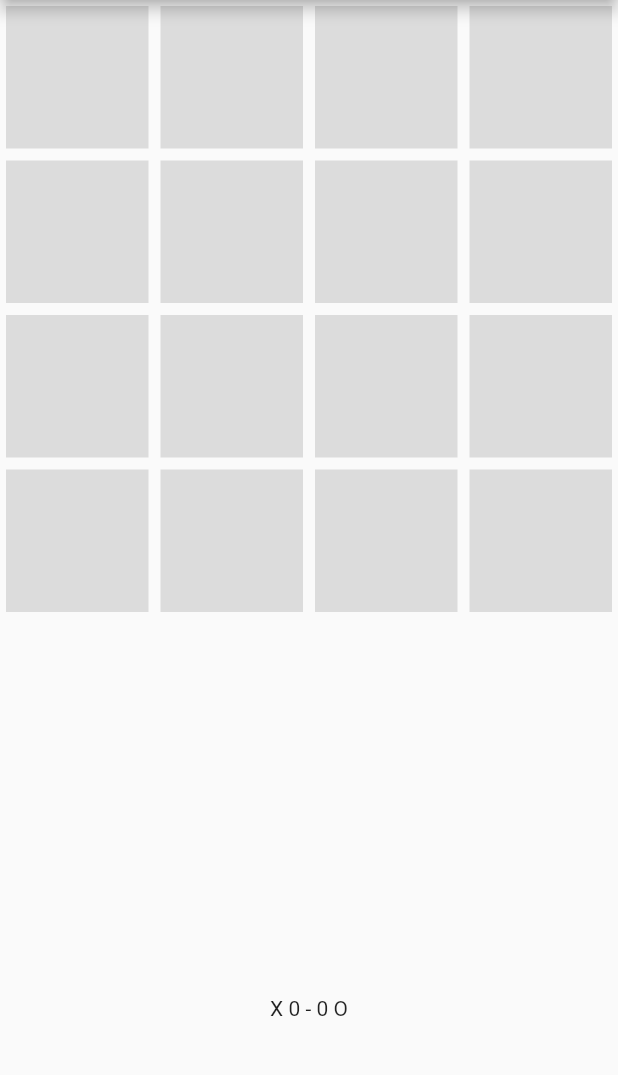
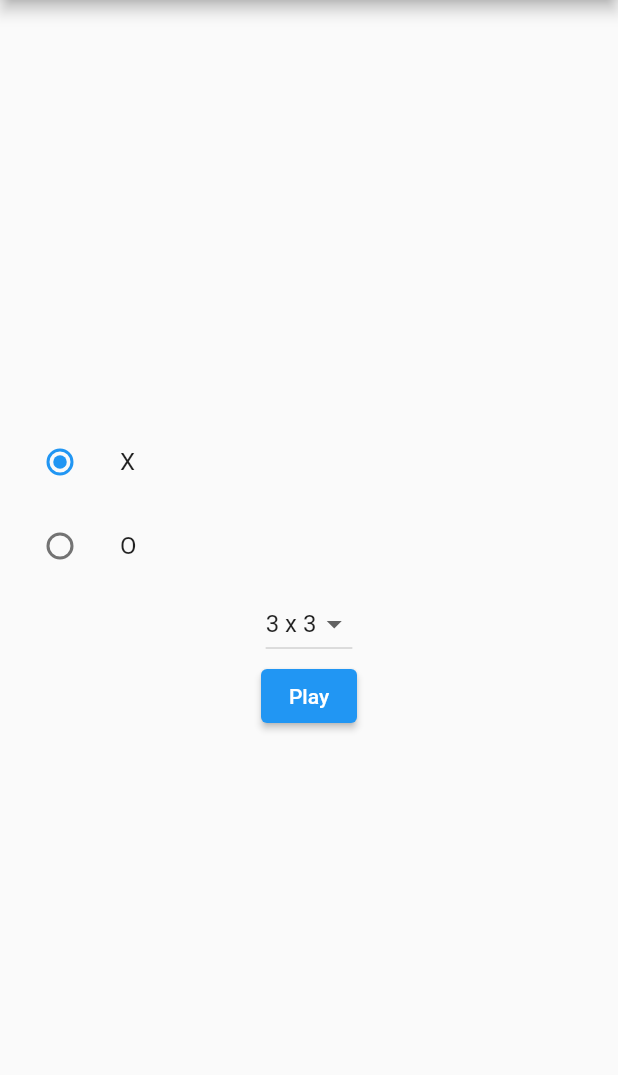
Before and after one commit to LA209224/tictactoe, a Flutter app: the screen it shows after launch, on a phone screen of 412 x 824 dp, the part 84-1159 px from its top. Run offline on Flutter 3.47's test engine with Material 2 defaults, Android fonts, the phone set to English and light mode, and no system bars.

Commit message:
game parameters

```diff
--- a/lib/main.dart
+++ b/lib/main.dart
@@ -1,5 +1,5 @@
 import 'package:flutter/material.dart';
-import 'package:tictactoe/screens/BoardScreen.dart';
+import 'package:tictactoe/screens/HomeScreen.dart';
 
 void main() {
   runApp(const MainApp());
@@ -16,7 +16,9 @@ class MainApp extends StatelessWidget {
       theme: ThemeData(
         primarySwatch: Colors.blue,
       ),
-      home: const BoardScreen(),
+      home: const HomeScreen(
+        title: 'Tic Tac Toe',
+      ),
     );
   }
 }
--- a/lib/model/Player.dart
+++ b/lib/model/Player.dart
@@ -17,6 +17,7 @@ class Player {
   }
 
   int getScoore() {
+    print(scoore.toString());
     return scoore;
   }
 
--- a/lib/screens/BoardScreen.dart
+++ b/lib/screens/BoardScreen.dart
@@ -4,7 +4,11 @@ import "package:tictactoe/model/EPawn.dart";
 import "package:tictactoe/model/Player.dart";
 
 class BoardScreen extends StatefulWidget {
-  const BoardScreen({Key? key}) : super(key: key);
+  final int nbCase;
+  final Pawn pawn;
+
+  const BoardScreen({Key? key, required this.nbCase, required this.pawn})
+      : super(key: key);
 
   @override
   State<StatefulWidget> createState() => _BoardScreenState();
@@ -20,9 +24,12 @@ class _BoardScreenState extends State<BoardScreen> {
   @override
   void initState() {
     super.initState();
-    board = Board(nbCase: nbCase);
-    player = Player(pawn: Pawn.X);
-    computer = Player(pawn: Pawn.O);
+    board = Board(nbCase: widget.nbCase);
+    player = Player(pawn: widget.pawn);
+    computer = Player(pawn: widget.pawn == Pawn.O ? Pawn.X : Pawn.O);
+    if (widget.pawn == Pawn.O) {
+      board.generateRandomPosition(computer.getPawn());
+    }
   }
 
   void play(int index) {
@@ -51,9 +58,10 @@ class _BoardScreenState extends State<BoardScreen> {
               flex: 3,
               child: GridView.count(
                   //Max de case par ligne
-                  crossAxisCount: nbCase,
+                  crossAxisCount: widget.nbCase,
                   //Génére le nombre de Case dans la GridView, index = position de la case
-                  children: List.generate(nbCase * nbCase, (index) {
+                  children:
+                      List.generate(widget.nbCase * widget.nbCase, (index) {
                     //Détecte si le container à été touché
                     return GestureDetector(
                         onTap: () {
@@ -63,7 +71,7 @@ class _BoardScreenState extends State<BoardScreen> {
                         },
                         //Container qui contient la valeur de la case.
                         child: Container(
-                          color: Colors.black12,
+                          color: isEndGame && board.isWinner(player) ? Colors.green : isEndGame && board.isWinner(computer) ? Colors.red : Colors.black12,
                           margin: const EdgeInsets.all(4),
                           child: Center(
                             child: Text(
--- /dev/null
+++ b/lib/screens/HomeScreen.dart
@@ -0,0 +1,90 @@
+import 'package:flutter/material.dart';
+import 'package:tictactoe/model/EPawn.dart';
+import 'package:tictactoe/screens/BoardScreen.dart';
+
+class HomeScreen extends StatefulWidget {
+  const HomeScreen({super.key, required this.title});
+
+  final String title;
+
+  @override
+  State<HomeScreen> createState() => _HomeScreenState();
+}
+
+List<int> gridOptions = [3, 4, 5];
+
+class _HomeScreenState extends State<HomeScreen> {
+  late Pawn choicePawn = Pawn.X;
+  int nbCaseOption = 3; // valeur par défaut
+  @override
+  Widget build(BuildContext context) {
+    return Scaffold(
+      appBar: AppBar(
+        title: Text(widget.title),
+      ),
+      body: Center(
+        child: Column(
+          mainAxisAlignment: MainAxisAlignment.center,
+          children: <Widget>[
+            // Radio Bouton via l'énum de X ou O
+            ListTile(
+              title: const Text("X"),
+              leading: Radio<Pawn>(
+                value: Pawn.X,
+                groupValue: choicePawn,
+                onChanged: (Pawn? value) {
+                  setState(() {
+                    choicePawn = value!;
+                  });
+                },
+              ),
+            ),
+            ListTile(
+              title: const Text("O"),
+              leading: Radio<Pawn>(
+                value: Pawn.O,
+                groupValue: choicePawn,
+                onChanged: (Pawn? value) {
+                  setState(() {
+                    choicePawn = value!;
+                  });
+                },
+              ),
+            ),
+            //Choix du nombre de case
+            DropdownButton(
+              value: nbCaseOption,
+              items: gridOptions.map((int option) {
+                String label = '$option x $option';
+                return DropdownMenuItem(
+                  value: option,
+                  child: Text(label),
+                );
+              }).toList(),
+              onChanged: (int? newValue) {
+                setState(() {
+                  nbCaseOption = newValue!;
+                });
+              },
+            ),
+
+            //Bouton pour lancer
+            ElevatedButton(
+              onPressed: () {
+                if (nbCaseOption > 0) {
+                  Navigator.push(
+                      context,
+                      //Envoie du nombre de case + le pawn (enum)
+                      MaterialPageRoute(
+                          builder: (context) => BoardScreen(
+                              nbCase: nbCaseOption, pawn: choicePawn)));
+                }
+              },
+              child: const Text('Play'),
+            ),
+          ],
+        ),
+      ),
+    );
+  }
+}
```
